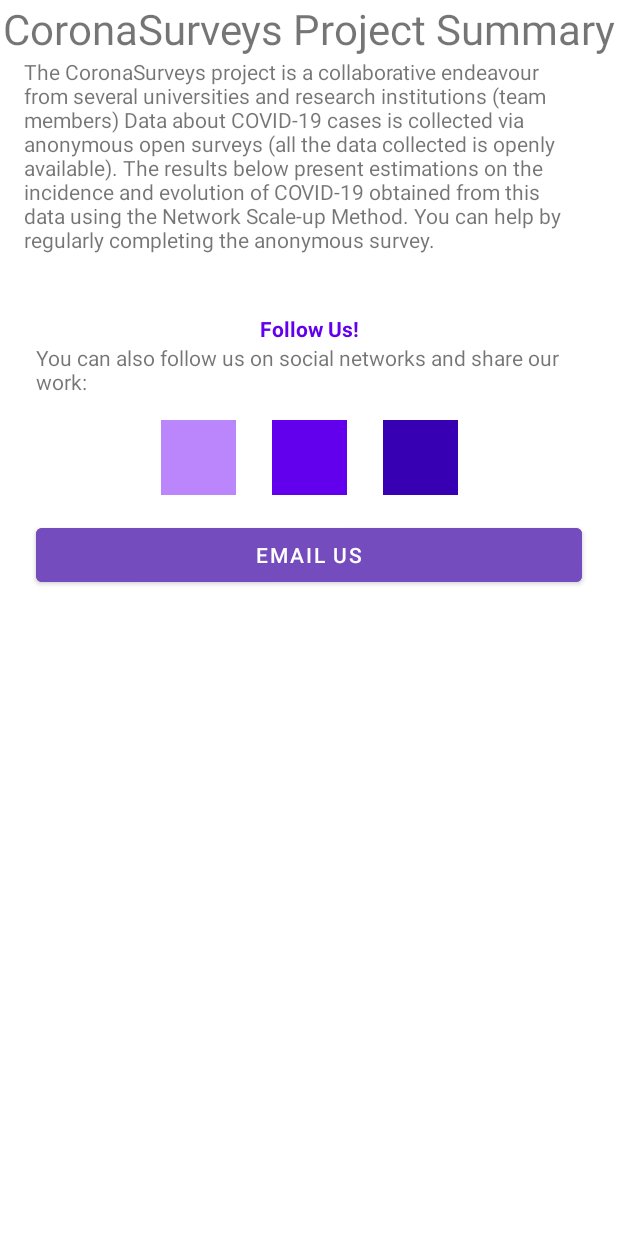
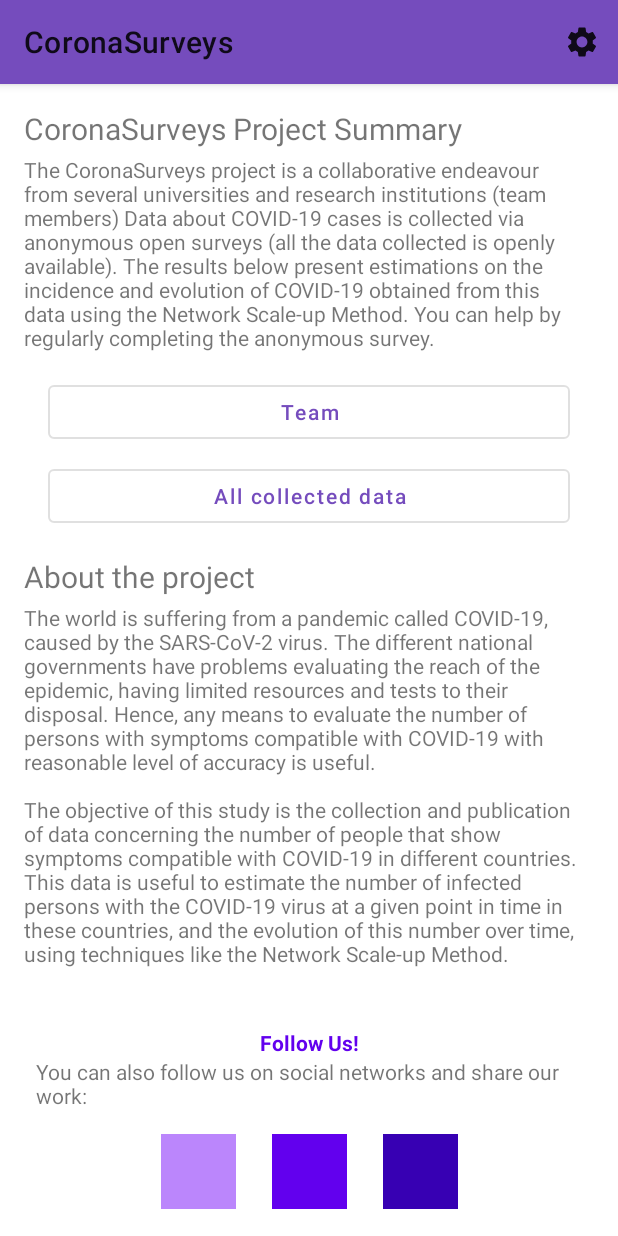
Before and after one commit to InQBarna/coronasurveys-android, an Android app: the screen it shows after launch (MainActivity), on a phone screen of 412 x 824 dp. Run offline under Robolectric (Android 15) with nearby library versions, the phone set to English and light mode, and no system bars.

Commit message:
More work to the main layout

```diff
--- a/app/src/main/java/com/inqbarna/coronasurveys/MainActivity.kt
+++ b/app/src/main/java/com/inqbarna/coronasurveys/MainActivity.kt
@@ -2,10 +2,16 @@ package com.inqbarna.coronasurveys
 
 import androidx.appcompat.app.AppCompatActivity
 import android.os.Bundle
+import android.view.Menu
 
 class MainActivity : AppCompatActivity() {
     override fun onCreate(savedInstanceState: Bundle?) {
         super.onCreate(savedInstanceState)
         setContentView(R.layout.activity_main)
     }
+
+    override fun onCreateOptionsMenu(menu: Menu?): Boolean {
+        menuInflater.inflate(R.menu.menu, menu)
+        return true
+    }
 }
--- /dev/null
+++ b/app/src/main/res/drawable/ic_baseline_settings_24.xml
@@ -0,0 +1,10 @@
+<vector xmlns:android="http://schemas.android.com/apk/res/android"
+    android:width="24dp"
+    android:height="24dp"
+    android:viewportWidth="24"
+    android:viewportHeight="24"
+    android:tint="?attr/colorControlNormal">
+  <path
+      android:fillColor="@android:color/white"
+      android:pathData="M19.14,12.94c0.04,-0.3 0.06,-0.61 0.06,-0.94c0,-0.32 -0.02,-0.64 -0.07,-0.94l2.03,-1.58c0.18,-0.14 0.23,-0.41 0.12,-0.61l-1.92,-3.32c-0.12,-0.22 -0.37,-0.29 -0.59,-0.22l-2.39,0.96c-0.5,-0.38 -1.03,-0.7 -1.62,-0.94L14.4,2.81c-0.04,-0.24 -0.24,-0.41 -0.48,-0.41h-3.84c-0.24,0 -0.43,0.17 -0.47,0.41L9.25,5.35C8.66,5.59 8.12,5.92 7.63,6.29L5.24,5.33c-0.22,-0.08 -0.47,0 -0.59,0.22L2.74,8.87C2.62,9.08 2.66,9.34 2.86,9.48l2.03,1.58C4.84,11.36 4.8,11.69 4.8,12s0.02,0.64 0.07,0.94l-2.03,1.58c-0.18,0.14 -0.23,0.41 -0.12,0.61l1.92,3.32c0.12,0.22 0.37,0.29 0.59,0.22l2.39,-0.96c0.5,0.38 1.03,0.7 1.62,0.94l0.36,2.54c0.05,0.24 0.24,0.41 0.48,0.41h3.84c0.24,0 0.44,-0.17 0.47,-0.41l0.36,-2.54c0.59,-0.24 1.13,-0.56 1.62,-0.94l2.39,0.96c0.22,0.08 0.47,0 0.59,-0.22l1.92,-3.32c0.12,-0.22 0.07,-0.47 -0.12,-0.61L19.14,12.94zM12,15.6c-1.98,0 -3.6,-1.62 -3.6,-3.6s1.62,-3.6 3.6,-3.6s3.6,1.62 3.6,3.6S13.98,15.6 12,15.6z"/>
+</vector>
--- a/app/src/main/res/layout/activity_main.xml
+++ b/app/src/main/res/layout/activity_main.xml
@@ -8,78 +8,129 @@
 
     <androidx.constraintlayout.widget.ConstraintLayout
         android:layout_width="match_parent"
-        android:layout_height="wrap_content">
+        android:layout_height="wrap_content"
+        android:paddingVertical="16dp">
+
+        <TextView
+            android:id="@+id/title2"
+            android:layout_width="0dp"
+            android:layout_height="wrap_content"
+            android:layout_marginHorizontal="16dp"
+            android:text="CoronaSurveys Project Summary"
+            android:textSize="20sp"
+            app:layout_constraintEnd_toEndOf="parent"
+            app:layout_constraintStart_toStartOf="parent"
+            app:layout_constraintTop_toTopOf="parent" />
+
+        <TextView
+            android:id="@+id/presentation"
+            android:layout_width="0dp"
+            android:layout_height="wrap_content"
+            android:layout_marginHorizontal="16dp"
+            android:layout_marginTop="4dp"
+            android:text="@string/presentation"
+            app:layout_constraintEnd_toEndOf="parent"
+            app:layout_constraintStart_toStartOf="parent"
+            app:layout_constraintTop_toBottomOf="@id/title2" />
+
+        <com.google.android.material.button.MaterialButton
+            android:id="@+id/team_button"
+            style="?attr/materialButtonOutlinedStyle"
+            android:layout_width="0dp"
+            android:layout_height="wrap_content"
+            android:layout_marginHorizontal="32dp"
+            android:layout_marginTop="16dp"
+            android:text="Team"
+            android:textAllCaps="false"
+            app:layout_constraintEnd_toEndOf="parent"
+            app:layout_constraintStart_toStartOf="parent"
+            app:layout_constraintTop_toBottomOf="@id/presentation" />
+
+        <com.google.android.material.button.MaterialButton
+            android:id="@+id/data_button"
+            style="?attr/materialButtonOutlinedStyle"
+            android:layout_width="0dp"
+            android:layout_height="wrap_content"
+            android:layout_marginHorizontal="32dp"
+            android:layout_marginTop="8dp"
+            android:text="All collected data"
+            android:textAllCaps="false"
+            app:layout_constraintEnd_toEndOf="parent"
+            app:layout_constraintStart_toStartOf="parent"
+            app:layout_constraintTop_toBottomOf="@id/team_button" />
 
         <TextView
             android:id="@+id/title"
             android:layout_width="wrap_content"
             android:layout_height="wrap_content"
-            android:text="CoronaSurveys Project Summary"
-            app:layout_constraintTop_toTopOf="parent"
+            android:layout_marginStart="16dp"
+            android:layout_marginTop="16dp"
+            android:gravity="center"
+            android:text="About the project"
+            android:textSize="20sp"
             app:layout_constraintStart_toStartOf="parent"
-            app:layout_constraintEnd_toEndOf="parent"
-            android:gravity="center"
-            android:textSize="28sp"/>
+            app:layout_constraintTop_toBottomOf="@id/data_button" />
 
         <TextView
             android:id="@+id/main_text"
             android:layout_width="0dp"
             android:layout_height="wrap_content"
             android:layout_marginHorizontal="16dp"
-            android:text="The CoronaSurveys project is a collaborative endeavour from several universities and research institutions (team members) Data about COVID-19 cases is collected via anonymous open surveys (all the data collected is openly available). The results below present estimations on the incidence and evolution of COVID-19 obtained from this data using the Network Scale-up Method. You can help by regularly completing the anonymous survey."
-            app:layout_constraintTop_toBottomOf="@id/title"
+            android:layout_marginTop="4dp"
+            android:text="@string/explanation_project"
+            app:layout_constraintEnd_toEndOf="parent"
             app:layout_constraintStart_toStartOf="parent"
-            app:layout_constraintEnd_toEndOf="parent"/>
+            app:layout_constraintTop_toBottomOf="@id/title" />
 
         <TextView
             android:id="@+id/follow_us"
             android:layout_width="wrap_content"
             android:layout_height="wrap_content"
+            android:layout_marginTop="40dp"
             android:text="Follow Us!"
-            android:layout_marginTop="40dp"
             android:textColor="@color/purple_500"
             android:textStyle="bold"
-            app:layout_constraintTop_toBottomOf="@id/main_text"
+            app:layout_constraintEnd_toEndOf="@id/can_follow_us"
             app:layout_constraintStart_toStartOf="@id/can_follow_us"
-            app:layout_constraintEnd_toEndOf="@id/can_follow_us"/>
+            app:layout_constraintTop_toBottomOf="@id/main_text" />
 
         <TextView
             android:id="@+id/can_follow_us"
             android:layout_width="0dp"
             android:layout_height="wrap_content"
+            android:layout_marginHorizontal="24dp"
             android:text="You can also follow us on social networks and share our work:"
-            app:layout_constraintTop_toBottomOf="@id/follow_us"
+            app:layout_constraintEnd_toEndOf="parent"
             app:layout_constraintStart_toStartOf="parent"
-            app:layout_constraintEnd_toEndOf="parent"
-            android:layout_marginHorizontal="24dp"/>
+            app:layout_constraintTop_toBottomOf="@id/follow_us" />
 
         <ImageView
             android:id="@+id/facebook"
             android:layout_width="50dp"
             android:layout_height="50dp"
+            android:layout_marginTop="16dp"
             android:background="@color/purple_200"
-            android:layout_marginTop="16dp"
-            app:layout_constraintTop_toBottomOf="@id/can_follow_us"
+            app:layout_constraintEnd_toStartOf="@id/twitter"
+            app:layout_constraintHorizontal_chainStyle="packed"
             app:layout_constraintStart_toStartOf="parent"
-            app:layout_constraintEnd_toStartOf="@id/twitter"
-            app:layout_constraintHorizontal_chainStyle="packed" />
+            app:layout_constraintTop_toBottomOf="@id/can_follow_us" />
 
         <ImageView
             android:id="@+id/twitter"
             android:layout_width="50dp"
             android:layout_height="50dp"
+            android:layout_marginStart="24dp"
             android:background="@color/purple_500"
-            app:layout_constraintTop_toTopOf="@id/facebook"
+            app:layout_constraintEnd_toStartOf="@id/instagram"
             app:layout_constraintStart_toEndOf="@id/facebook"
-            app:layout_constraintEnd_toStartOf="@id/instagram"
-            android:layout_marginStart="24dp"/>
+            app:layout_constraintTop_toTopOf="@id/facebook" />
 
         <ImageView
             android:id="@+id/instagram"
             android:layout_width="50dp"
             android:layout_height="50dp"
+            android:layout_marginStart="24dp"
             android:background="@color/purple_700"
-            android:layout_marginStart="24dp"
             app:layout_constraintEnd_toEndOf="parent"
             app:layout_constraintStart_toEndOf="@id/twitter"
             app:layout_constraintTop_toTopOf="@id/facebook" />
@@ -87,13 +138,14 @@
         <com.google.android.material.button.MaterialButton
             android:layout_width="0dp"
             android:layout_height="wrap_content"
+            android:layout_marginTop="16dp"
+            android:backgroundTint="@color/main_color"
             android:text="Email us"
+            android:textAllCaps="false"
             android:textColor="@color/white"
-            android:backgroundTint="@color/main_color"
-            android:layout_marginTop="16dp"
-            app:layout_constraintTop_toBottomOf="@id/facebook"
+            app:layout_constraintEnd_toEndOf="@id/can_follow_us"
             app:layout_constraintStart_toStartOf="@id/can_follow_us"
-            app:layout_constraintEnd_toEndOf="@id/can_follow_us"/>
+            app:layout_constraintTop_toBottomOf="@id/facebook" />
 
     </androidx.constraintlayout.widget.ConstraintLayout>
 
--- /dev/null
+++ b/app/src/main/res/menu/menu.xml
@@ -0,0 +1,10 @@
+<?xml version="1.0" encoding="utf-8"?>
+<menu xmlns:android="http://schemas.android.com/apk/res/android"
+    xmlns:app="http://schemas.android.com/apk/res-auto">
+    <item
+        android:id="@+id/action_favorite"
+        android:icon="@drawable/ic_baseline_settings_24"
+        android:title="Settings"
+        app:showAsAction="always"/>
+
+</menu>
--- a/app/src/main/res/values/strings.xml
+++ b/app/src/main/res/values/strings.xml
@@ -1,3 +1,5 @@
 <resources>
     <string name="app_name">CoronaSurveys</string>
+    <string name="explanation_project">The world is suffering from a pandemic called COVID-19, caused by the SARS-CoV-2 virus. The different national governments have problems evaluating the reach of the epidemic, having limited resources and tests to their disposal. Hence, any means to evaluate the number of persons with symptoms compatible with COVID-19 with reasonable level of accuracy is useful. \n \nThe objective of this study is the collection and publication of data concerning the number of people that show symptoms compatible with COVID-19 in different countries. This data is useful to estimate the number of infected persons with the COVID-19 virus at a given point in time in these countries, and the evolution of this number over time, using techniques like the Network Scale-up Method.</string>
+    <string name="presentation">The CoronaSurveys project is a collaborative endeavour from several universities and research institutions (team members) Data about COVID-19 cases is collected via anonymous open surveys (all the data collected is openly available). The results below present estimations on the incidence and evolution of COVID-19 obtained from this data using the Network Scale-up Method. You can help by regularly completing the anonymous survey.</string>
 </resources>
--- a/app/src/main/res/values/themes.xml
+++ b/app/src/main/res/values/themes.xml
@@ -1,6 +1,6 @@
 <resources xmlns:tools="http://schemas.android.com/tools">
     <!-- Base application theme. -->
-    <style name="Theme.CoronaSurveys" parent="Theme.MaterialComponents.Light.NoActionBar">
+    <style name="Theme.CoronaSurveys" parent="Theme.MaterialComponents.Light">
         <!-- Primary brand color. -->
         <item name="colorPrimary">@color/main_color</item>
         <item name="colorPrimaryDark">@color/purple_700</item>
--- a/build.gradle
+++ b/build.gradle
@@ -6,7 +6,7 @@ buildscript {
         jcenter()
     }
     dependencies {
-        classpath "com.android.tools.build:gradle:4.0.0-rc01"
+        classpath 'com.android.tools.build:gradle:4.0.0'
         classpath "org.jetbrains.kotlin:kotlin-gradle-plugin:$kotlin_version"
 
         // NOTE: Do not place your application dependencies here; they belong
```
